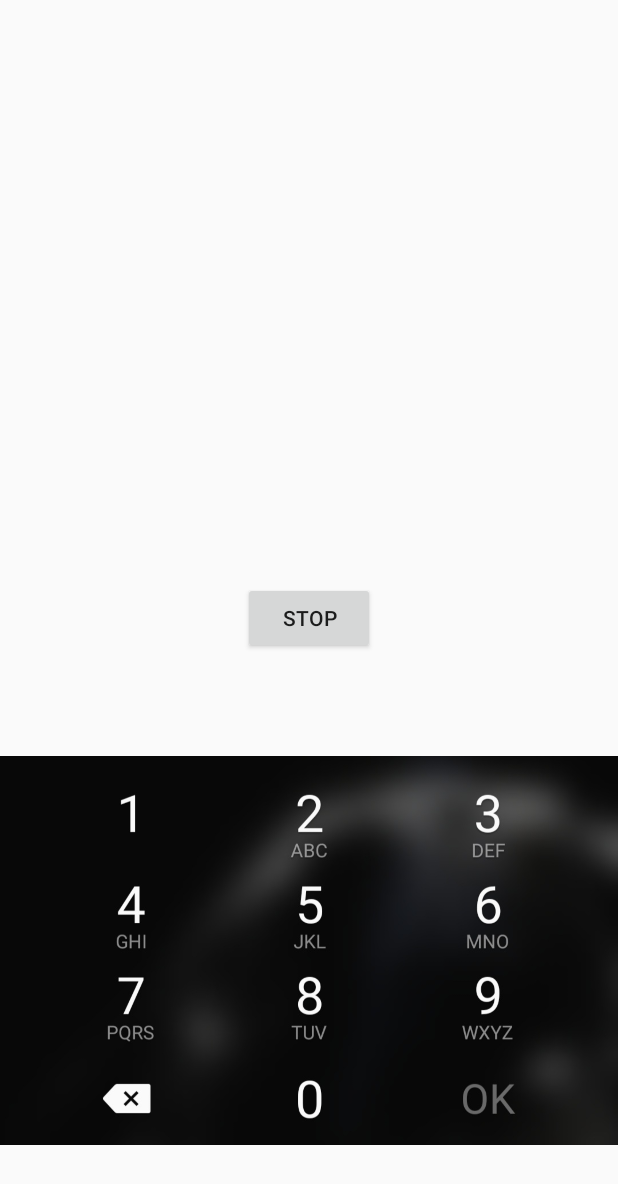
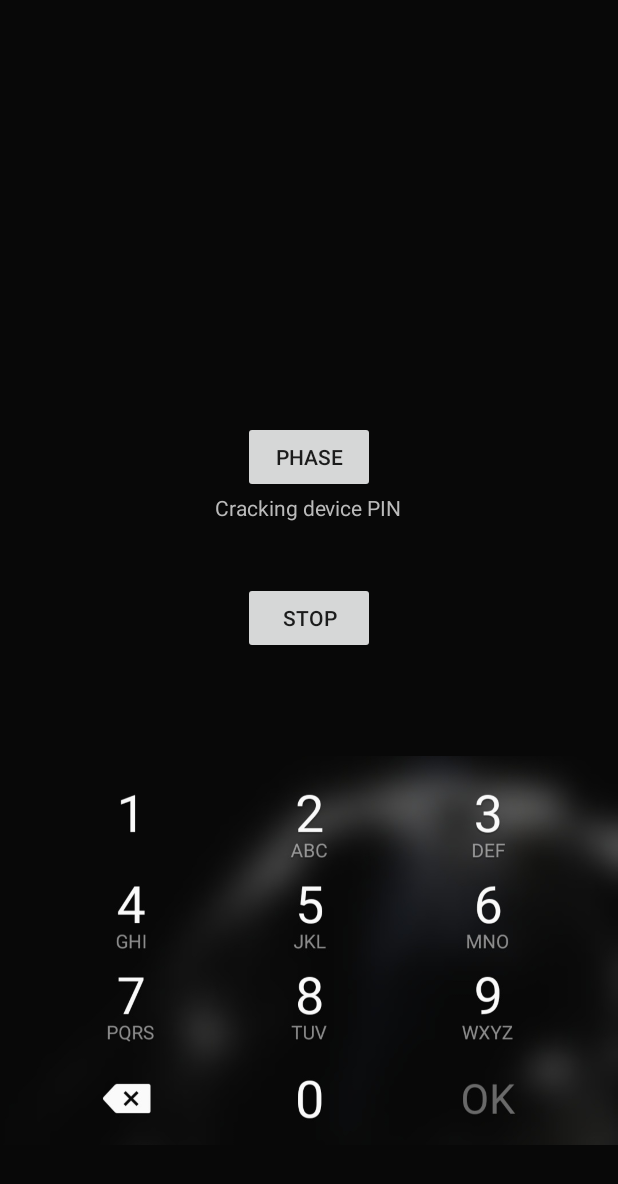
Before and after one commit to vermarish/app-BBBarometer, an Android app: the screen it shows after launch (MainActivity), after a tap on "START", on a phone screen of 412 x 824 dp. Shown: the top 1184 px of the screen. Run offline under Robolectric (Android 15) with nearby library versions, the phone set to English and light mode, and no system bars; our stand-ins replace Room's generated code; 1 other tap on this screen came first.

Commit message:
Create phase shift from collecting to cracking

```diff
--- a/app/src/main/java/com/example/bigbrotherbarometer/MainActivity.java
+++ b/app/src/main/java/com/example/bigbrotherbarometer/MainActivity.java
@@ -1,5 +1,7 @@
 package com.example.bigbrotherbarometer;
 
+import android.annotation.SuppressLint;
+import android.graphics.Color;
 import android.os.Build;
 import android.os.Bundle;
 import android.os.Environment;
@@ -8,9 +10,10 @@ import android.util.Log;
 import android.view.MotionEvent;
 import android.view.View;
 import android.widget.Button;
+import android.widget.ImageView;
 import android.widget.RelativeLayout;
+import android.widget.TextView;
 import android.widget.Toast;
-import android.widget.TextView;
 import android.hardware.SensorManager;
 import android.hardware.SensorEventListener;
 import android.hardware.SensorEvent;
@@ -35,11 +38,21 @@ import android.view.MenuItem;
 
 public class MainActivity extends AppCompatActivity {
     private final int TYPE_TOUCH = -27;
+    private final String[] phaseNames = {"diglett", "10key"};
+    // Views and widgets
+    private RelativeLayout relativeLayout;
+    private Button phaseSwitch;
+    private TextView currentPhase;
+    private Button toggleRecording;
+    private ImageView field;
+
     private AppDatabase db;
     private TidbitDao dao;
     SensorManager sm;
     List<Sensor> sensors;
     boolean recording;
+    int currentPhaseID;
+
     Set<Tidbit> data;
 
     SensorEventListener sel = new SensorEventListener() {
@@ -66,16 +79,24 @@ public class MainActivity extends AppCompatActivity {
         }
     };
 
+    @SuppressLint("ClickableViewAccessibility")
     @RequiresApi(api = Build.VERSION_CODES.KITKAT)
     @Override
     protected void onCreate(Bundle savedInstanceState) {
         super.onCreate(savedInstanceState);
         setContentView(R.layout.activity_main);
 
+        this.relativeLayout = findViewById(R.id.relativeLayout);
+        this.phaseSwitch = findViewById(R.id.phaseSwitch);
+        this.currentPhase = findViewById(R.id.currentPhase);
+        this.toggleRecording = findViewById(R.id.toggleRecording);
+        this.field = findViewById(R.id.field);
+
         db = AppDatabase.getInstance(this);
         dao = db.tidbitDao();
 
         recording = false;
+        currentPhaseID = 0;
 
         // Get sensors and register listeners
         sm = (SensorManager) getSystemService(SENSOR_SERVICE);
@@ -87,15 +108,20 @@ public class MainActivity extends AppCompatActivity {
             sm.registerListener(sel, currSensor, SensorManager.SENSOR_DELAY_FASTEST);
         }
 
+        // Create phase button, start with first phase
+        phaseSwitch.setOnClickListener(new View.OnClickListener() {
+            public void onClick(View v) {
+                switchPhase();
+            }
+        });
+        switchPhaseTo(0);
 
-        final Button toggle = findViewById(R.id.toggleRecording);
-        toggle.setOnClickListener(new View.OnClickListener() {
+        toggleRecording.setOnClickListener(new View.OnClickListener() {
            public void onClick(View v) {
                toggle();
            }
         });
 
-        final RelativeLayout relativeLayout = findViewById(R.id.relativeLayout);
         relativeLayout.setOnTouchListener(new View.OnTouchListener() {
             public boolean onTouch(View v, MotionEvent event) {
                 if (recording) {
@@ -111,20 +137,41 @@ public class MainActivity extends AppCompatActivity {
         });
     }
 
+
     private void switchPhase() {
-
+        currentPhaseID = (currentPhaseID + 1) % phaseNames.length;
+        switchPhaseTo(currentPhaseID);
     }
 
+    private void switchPhaseTo(int phaseID) {
+        String phase = phaseNames[phaseID];
+        // TODO cd .. implement phases here!!
+        switch(phase) {
+            case "diglett":
+                // this.relativeLayout.setBackgroundColor(Color.parseColor("#009A17"));
+                this.relativeLayout.setBackgroundResource(R.drawable.grass);
+                this.currentPhase.setText(R.string.collecting);
+                this.currentPhase.setTextColor(Color.parseColor("#333333"));
+                // this.relativeLayout.setAlpha((float) 0.1);
+                this.field.setAlpha((float) 0);
+                break;
+            case "10key":
+                this.relativeLayout.setBackgroundColor(Color.parseColor("#080808"));
+                this.currentPhase.setText(R.string.cracking);
+                this.currentPhase.setTextColor(Color.parseColor("#BBBBBB"));
+                this.field.setAlpha((float) 1);
+                break;
+        }
+    }
 
     @RequiresApi(api = Build.VERSION_CODES.KITKAT)
     private void toggle() {
-        Button toggle = findViewById(R.id.toggleRecording);
         recording = !recording;
         if (recording) {
             System.out.println("Recording...");
             data = new TreeSet<>();
             timestamp();
-            toggle.setText("STOP");
+            this.toggleRecording.setText("STOP");
         } else {
             Toast.makeText(MainActivity.this, "Logging..", Toast.LENGTH_SHORT).show();
             timestamp();
@@ -135,7 +182,7 @@ public class MainActivity extends AppCompatActivity {
             // empty the data field
             data = null;
             // Toast.makeText(MainActivity.this, "Logged!", Toast.LENGTH_SHORT).show();
-            toggle.setText("START");
+            this.toggleRecording.setText("START");
             this.log();
         }
     }
--- a/app/src/main/res/layout/activity_main.xml
+++ b/app/src/main/res/layout/activity_main.xml
@@ -14,15 +14,24 @@
 <!--        android:layout_centerHorizontal="true"-->
 <!--        android:layout_marginTop="114dp"-->
 <!--        android:text="TextView" />-->
-<!--    <Button-->
-<!--        android:id="@+id/clock"-->
-<!--        android:layout_width="wrap_content"-->
-<!--        android:layout_height="wrap_content"-->
-<!--        android:layout_centerHorizontal="true"-->
-<!--        android:layout_above="@+id/toggleRecording"-->
-<!--        android:layout_marginBottom="10dp"-->
-<!--        android:text="Clock"-->
-<!--        />-->
+    <Button
+        android:id="@+id/phaseSwitch"
+        android:layout_width="wrap_content"
+        android:layout_height="wrap_content"
+        android:layout_centerHorizontal="true"
+        android:layout_above="@+id/currentPhase"
+        android:text="Phase"
+        />
+
+    <TextView
+        android:id="@+id/currentPhase"
+        android:layout_width="wrap_content"
+        android:layout_height="wrap_content"
+        android:layout_centerHorizontal="true"
+        android:layout_above="@+id/toggleRecording"
+        android:layout_marginBottom="40dp"
+        android:text="collecting data"
+        />
 
     <Button
         android:id="@+id/toggleRecording"
@@ -41,6 +50,7 @@
 <!--        android:text="@string/log"-->
 <!--        />-->
     <ImageView
+        android:id="@+id/field"
         android:layout_width="wrap_content"
         android:layout_height="wrap_content"
         android:layout_marginTop="55dp"
--- a/app/src/main/res/values/strings.xml
+++ b/app/src/main/res/values/strings.xml
@@ -12,4 +12,7 @@
     <string name="hello_first_fragment">Hello first fragment</string>
     <string name="hello_second_fragment">Hello second fragment. Arg: %1$s</string>
     <string name="log">Log</string>
+
+    <string name="collecting">Collecting data in game</string>
+    <string name="cracking">Cracking device PIN</string>
 </resources>
```
Also changed, not shown: app/src/main/res/drawable/grass.png (added).
